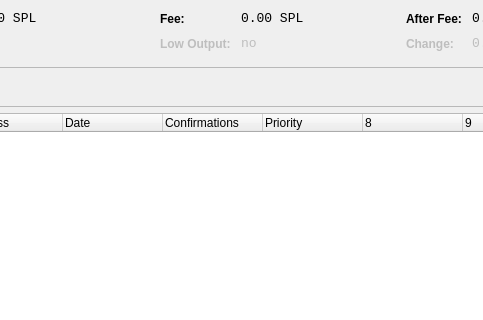
Qt form src/qt/forms/coincontroldialog.ui (SimplicityDev2018/Simplicity) before a commit; both pictures show x 349 to 832 and y 0 to 320 of the 1000 by 500 pixel window.
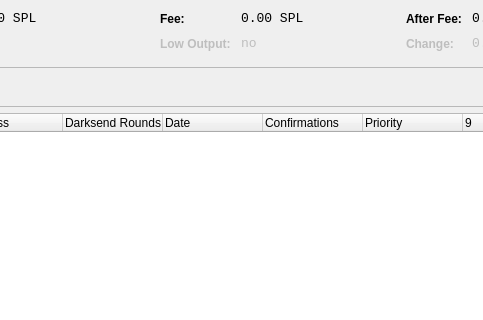
The same form after that commit. Custom widgets are drawn as their Qt base class.

The edit to the form file:
```diff
--- a/src/qt/forms/coincontroldialog.ui
+++ b/src/qt/forms/coincontroldialog.ui
@@ -479,6 +479,11 @@
        <string>Address</string>
       </property>
      </column>
+     <column>
+      <property name="text">
+       <string>Darksend Rounds</string>
+      </property>
+    </column>
      <column>
       <property name="text">
        <string>Date</string>
```
